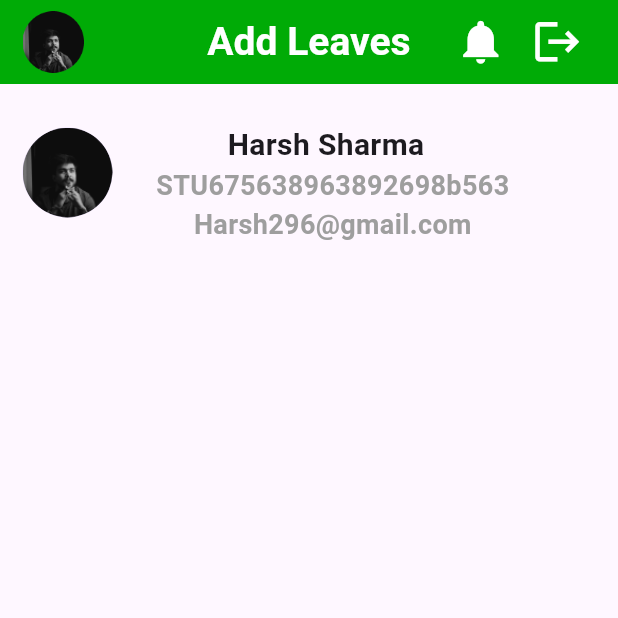
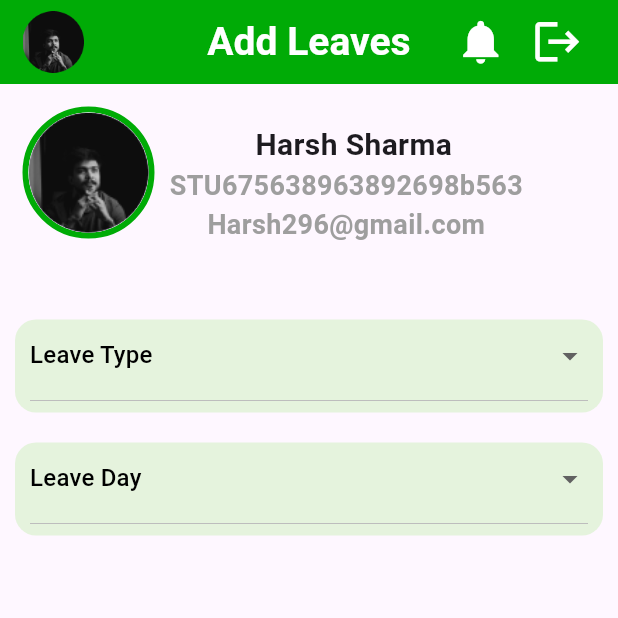
Before and after one commit to Rashmeet1-hub/WblMobile, a Flutter app: the addLeaves screen opened directly, on a phone screen of 412 x 824 dp, the top half of it. Run offline on Flutter 3.47's test engine with Material 3 defaults, Android fonts, the phone set to English and light mode, and no system bars.

Commit message:
added functionality

```diff
--- a/lib/WBL Pages/Demo Testing Pages/leaves/addleaves.dart
+++ b/lib/WBL Pages/Demo Testing Pages/leaves/addleaves.dart
@@ -33,7 +33,7 @@ Color colorTarget =
     Color(int.parse(hexColorTarget.substring(1, 7), radix: 16) + 0xFF000000);
 
 class addLeaves extends StatelessWidget {
-  const addLeaves({super.key});
+  const addLeaves({Key? key}) : super(key: key);
 
   @override
   Widget build(BuildContext context) {
@@ -80,16 +80,21 @@ class addLeaves extends StatelessWidget {
           crossAxisAlignment: CrossAxisAlignment.start,
           children: [
             Container(
-              child: const Row(
+              child: Row(
                 children: [
                   Padding(
-                    padding: EdgeInsets.fromLTRB(15, 11, 0, 0),
-                    child: CircleAvatar(
-                      radius: 30,
-                      backgroundImage: AssetImage('assets/Ellipse 26.png'),
+                    padding: const EdgeInsets.fromLTRB(15, 11, 0, 0),
+                    child: Container(
+                      decoration: BoxDecoration(
+                          shape: BoxShape.circle,
+                          border: Border.all(color: colorBar, width: 4)),
+                      child: const CircleAvatar(
+                        radius: 40,
+                        backgroundImage: AssetImage('assets/Ellipse 26.png'),
+                      ),
                     ),
                   ),
-                  Column(
+                  const Column(
                     children: [
                       Padding(
                         padding: EdgeInsets.only(left: 20, top: 26),
@@ -102,7 +107,7 @@ class addLeaves extends StatelessWidget {
                         ),
                       ),
                       Padding(
-                        padding: EdgeInsets.only(left: 29),
+                        padding: EdgeInsets.only(left: 10),
                         child: Text(
                           'STU675638963892698b563',
                           style: TextStyle(
@@ -112,7 +117,7 @@ class addLeaves extends StatelessWidget {
                         ),
                       ),
                       Padding(
-                        padding: EdgeInsets.only(left: 29),
+                        padding: EdgeInsets.only(left: 10),
                         child: Text(
                           'Harsh296@gmail.com',
                           style: TextStyle(
@@ -126,6 +131,80 @@ class addLeaves extends StatelessWidget {
                 ],
               ),
             ),
+            SizedBox(
+              height: 50,
+            ),
+            Padding(
+              padding: const EdgeInsets.only(left: 10, right: 10),
+              child: Container(
+                height: 62,
+                decoration: BoxDecoration(
+                  borderRadius: BorderRadius.circular(14),
+                  color: colorCard,
+                ),
+                padding: const EdgeInsets.symmetric(horizontal: 10),
+                child: DropdownButton<String>(
+                  items: <String>[
+                    'Medical Leave',
+                    'Casual leave',
+                    'Loss of Pay'
+                  ].map((String value) {
+                    return DropdownMenuItem<String>(
+                      value: value,
+                      child: Text(value),
+                    );
+                  }).toList(),
+                  onChanged: (String? newValue) {
+                    // Your logic here
+                  },
+                  isExpanded: true,
+                  value: null, // Set value to null for hint
+                  hint: const Text(
+                    'Leave Type', // Hint text
+                    style: TextStyle(
+                      color: Colors.black,
+                    ),
+                  ),
+                ),
+              ),
+            ),
+            const SizedBox(
+              height: 20,
+            ),
+            Padding(
+              padding: const EdgeInsets.only(left: 10, right: 10),
+              child: Container(
+                height: 62,
+                decoration: BoxDecoration(
+                  borderRadius: BorderRadius.circular(14),
+                  color: colorCard,
+                ),
+                padding: const EdgeInsets.symmetric(horizontal: 10),
+                child: DropdownButton<String>(
+                  items: <String>[
+                    'Medical Leave',
+                    'Casual leave',
+                    'Loss of Pay'
+                  ].map((String value) {
+                    return DropdownMenuItem<String>(
+                      value: value,
+                      child: Text(value),
+                    );
+                  }).toList(),
+                  onChanged: (String? newValue) {
+                    // Your logic here
+                  },
+                  isExpanded: true,
+                  value: null, // Set value to null for hint
+                  hint: const Text(
+                    'Leave Day', // Hint text
+                    style: TextStyle(
+                      color: Colors.black,
+                    ),
+                  ),
+                ),
+              ),
+            ),
           ],
         ),
       ),
```
